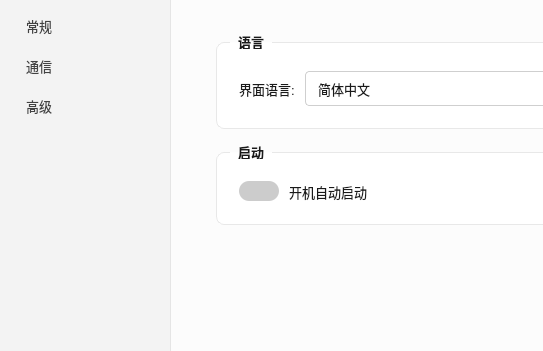
The window that src/ui/settingsdialog.ui (JiaYongChen/CrossRemoteDesktop) describes before a commit, drawn with Qt 5; both pictures show x 0 to 543 and y 0 to 351 of the 700 by 500 pixel window.
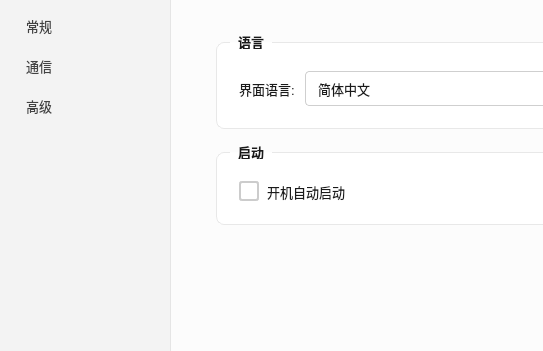
The same window after the commit. Icons and pictures are not drawn.

Commit message: style: 开机自启改用传统方框 checkbox，16x16 蓝色填充

The edit to the form file:
```diff
--- a/src/ui/settingsdialog.ui
+++ b/src/ui/settingsdialog.ui
@@ -202,6 +202,33 @@
     background-color: #106ebe;
 }
 
+/* --- 开机自启 — 传统方框 checkbox --- */
+QCheckBox#autoStartCheckBox {
+    spacing: 8px;
+}
+
+QCheckBox#autoStartCheckBox::indicator {
+    width: 16px;
+    height: 16px;
+    border-radius: 3px;
+    background-color: #ffffff;
+    border: 2px solid #cccccc;
+}
+
+QCheckBox#autoStartCheckBox::indicator:checked {
+    background-color: #0078d4;
+    border-color: #0078d4;
+}
+
+QCheckBox#autoStartCheckBox::indicator:hover {
+    border-color: #999999;
+}
+
+QCheckBox#autoStartCheckBox::indicator:checked:hover {
+    background-color: #106ebe;
+    border-color: #106ebe;
+}
+
 /* --- 主要按钮（恢复默认值） --- */
 QPushButton#restoreDefaultsBtn {
     background-color: #0078d4;
```
